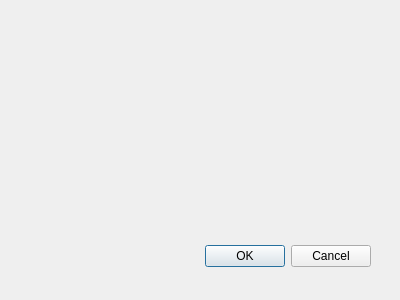
The window that DCL/logindialog.ui (SuperTeam325/OurDBMS) describes before a commit, drawn with Qt 5.
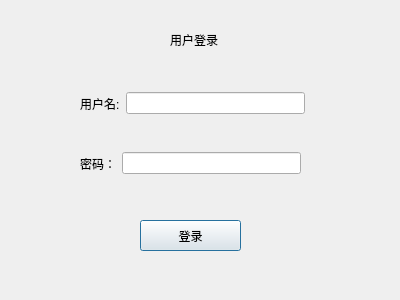
The same window after the commit.

Commit message: 添加第一版用户管理系统

What changed in the file:
```diff
--- a/DCL/logindialog.ui
+++ b/DCL/logindialog.ui
@@ -13,21 +13,75 @@
   <property name="windowTitle">
    <string>Dialog</string>
   </property>
-  <widget class="QDialogButtonBox" name="buttonBox">
+  <widget class="QLabel" name="titleLabel">
    <property name="geometry">
     <rect>
-     <x>30</x>
-     <y>240</y>
-     <width>341</width>
-     <height>32</height>
+     <x>170</x>
+     <y>30</y>
+     <width>69</width>
+     <height>19</height>
     </rect>
    </property>
-   <property name="orientation">
-    <enum>Qt::Orientation::Horizontal</enum>
+   <property name="text">
+    <string>用户登录</string>
    </property>
-   <property name="standardButtons">
-    <set>QDialogButtonBox::StandardButton::Cancel|QDialogButtonBox::StandardButton::Ok</set>
+  </widget>
+  <widget class="QPushButton" name="loginButton">
+   <property name="geometry">
+    <rect>
+     <x>140</x>
+     <y>220</y>
+     <width>101</width>
+     <height>31</height>
+    </rect>
    </property>
+   <property name="text">
+    <string>登录</string>
+   </property>
+  </widget>
+  <widget class="QWidget" name="">
+   <property name="geometry">
+    <rect>
+     <x>80</x>
+     <y>150</y>
+     <width>221</width>
+     <height>27</height>
+    </rect>
+   </property>
+   <layout class="QHBoxLayout" name="horizontalLayout">
+    <item>
+     <widget class="QLabel" name="passWordLabel">
+      <property name="text">
+       <string>密码：</string>
+      </property>
+     </widget>
+    </item>
+    <item>
+     <widget class="QLineEdit" name="passWordLine"/>
+    </item>
+   </layout>
+  </widget>
+  <widget class="QWidget" name="">
+   <property name="geometry">
+    <rect>
+     <x>80</x>
+     <y>90</y>
+     <width>225</width>
+     <height>27</height>
+    </rect>
+   </property>
+   <layout class="QHBoxLayout" name="horizontalLayout_2">
+    <item>
+     <widget class="QLabel" name="userNameLabel">
+      <property name="text">
+       <string>用户名:</string>
+      </property>
+     </widget>
+    </item>
+    <item>
+     <widget class="QLineEdit" name="nameLine"/>
+    </item>
+   </layout>
   </widget>
  </widget>
  <resources/>
```
Left out of the diff: 35 changed lines with no effect on the pictures. The commit also changes 21 other files.
